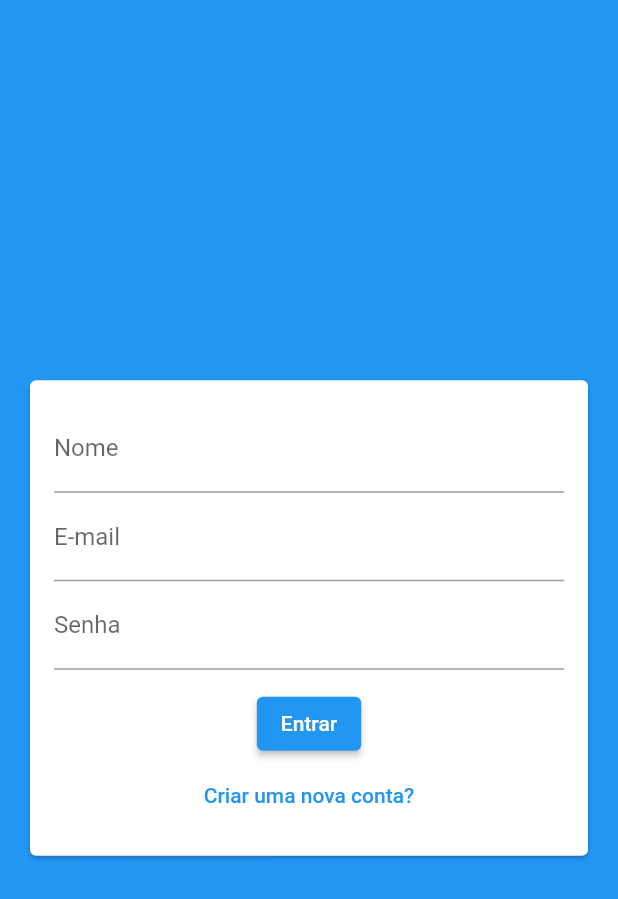
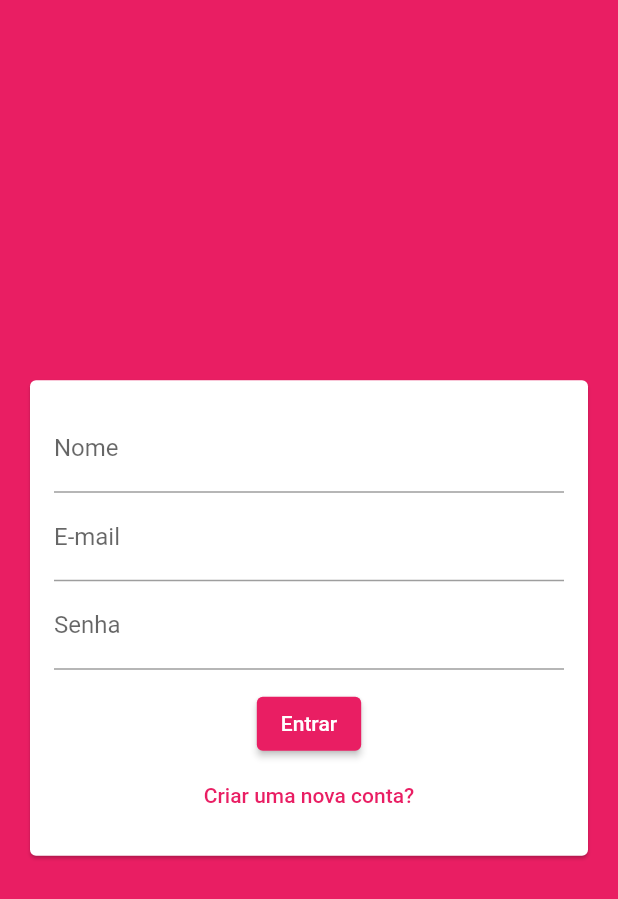
Before and after one commit to diegowinter/curso-flutter, a Flutter app: the screen it shows after launch, on a phone screen of 412 x 824 dp. Shown: the top 899 px of the screen. Run offline on Flutter 3.47's test engine with Material 2 defaults, Android fonts, the phone set to English and light mode, and no system bars; our stand-ins replace cloud_firestore, firebase_core, google_maps_flutter, image_picker, location, shared_preferences and 1 more; accounts and stored records are empty.

Commit message:
project(chat): configurando tema

```diff
--- a/chat/lib/main.dart
+++ b/chat/lib/main.dart
@@ -15,7 +15,17 @@ class MyApp extends StatelessWidget {
     return MaterialApp(
       title: 'Flutter Chat',
       theme: ThemeData(
-        primarySwatch: Colors.blue,
+        primarySwatch: Colors.pink,
+        backgroundColor: Colors.pink,
+        accentColor: Colors.deepPurple,
+        accentColorBrightness: Brightness.dark,
+        buttonTheme: ButtonTheme.of(context).copyWith(
+          buttonColor: Colors.pink,
+          textTheme: ButtonTextTheme.primary,
+          shape: RoundedRectangleBorder(
+            borderRadius: BorderRadius.circular(10),
+          ),
+        ),
       ),
       home: AuthScreen(),
     );
```
